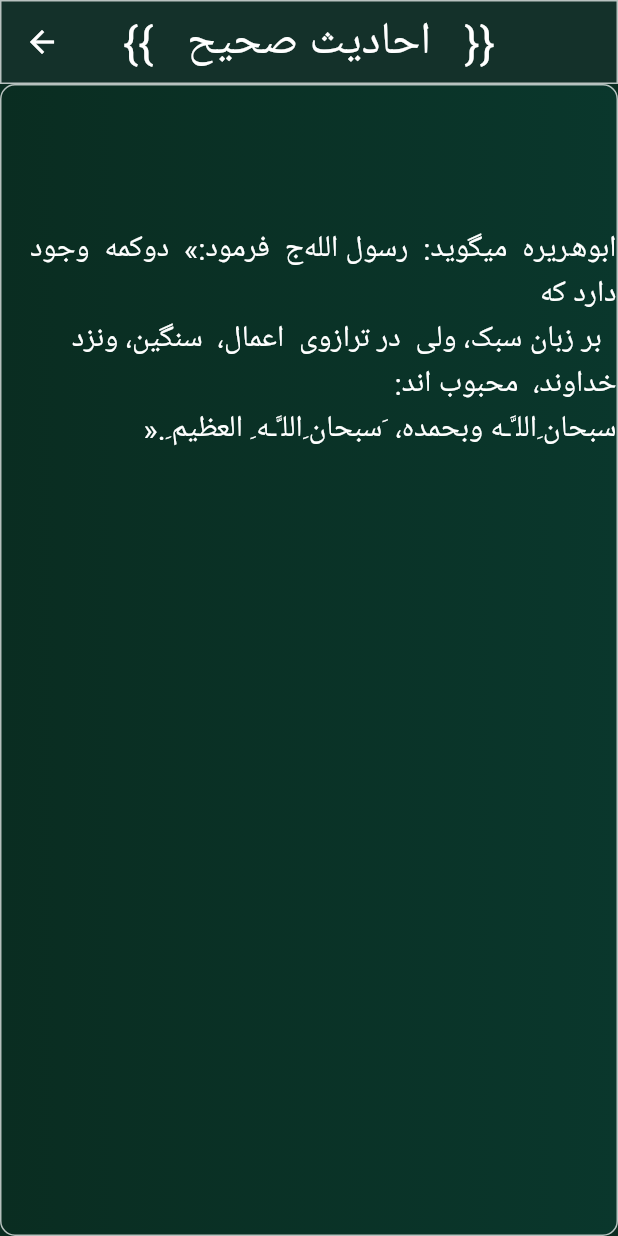
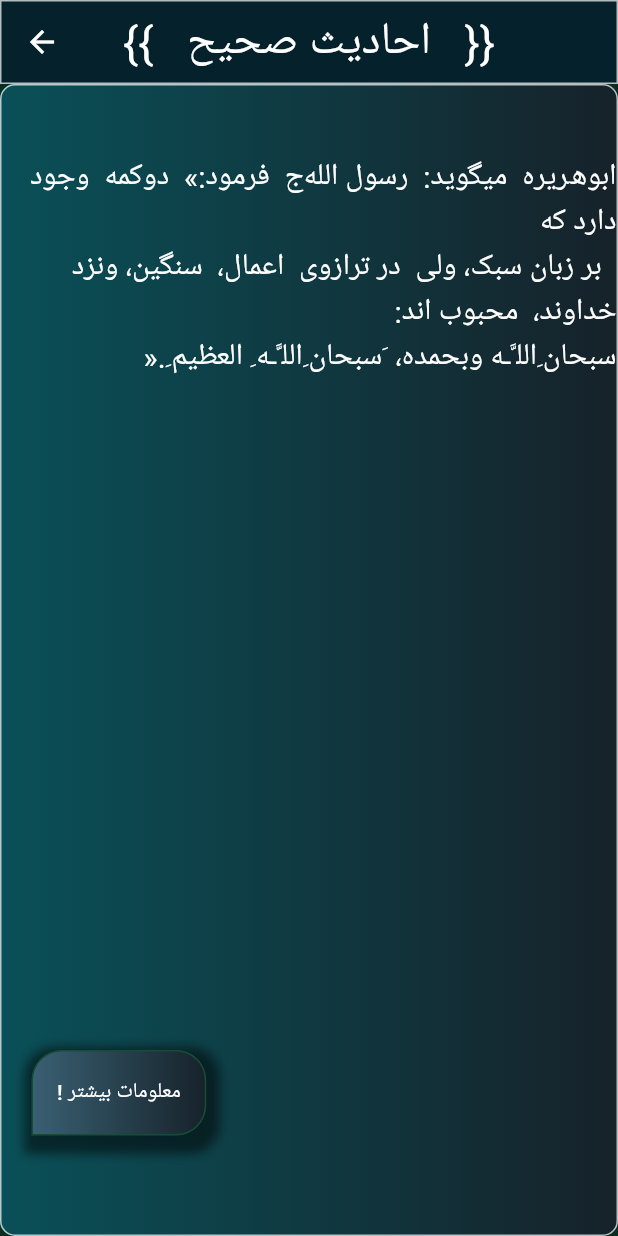
Before and after one commit to SalahuddinRahmani/Ahadiss_Mashoor, a Flutter app: the screen it shows after launch, after a tap on "دو کلمه که نزد خداوند زیاد محبوب است", on a phone screen of 412 x 824 dp. Run offline on Flutter 3.47's test engine with Material 3 defaults, Android fonts, the phone set to English and light mode, and no system bars; our stand-ins replace share.

```diff
--- a/lib/firstPage.dart
+++ b/lib/firstPage.dart
@@ -18,7 +18,7 @@ class MyApp extends StatefulWidget {
 class _MyAppState extends State<MyApp> {
   @override
   Widget build(BuildContext context) {
-    Future.delayed(Duration(seconds: 3), () {
+    Future.delayed(Duration(seconds: 4), () {
       Navigator.push(context, MaterialPageRoute(builder: (bb) {
         return Hadis();
       }));
@@ -41,7 +41,7 @@ class _MyAppState extends State<MyApp> {
 
                   mainAxisAlignment: MainAxisAlignment.start,
               children: [
-                 Image.asset("images/fdsa.png",width:300,height:300,),
+                 Container(child: Image.asset("images/fdsa.png",width:300,height:300,)),
 
                 Text(
                   textDirection: TextDirection.rtl,
--- a/lib/mainH.dart
+++ b/lib/mainH.dart
@@ -3,6 +3,7 @@ import 'package:nnnn/about.dart';
 import 'package:share/share.dart';
 import 'package:nnnn/ahadis.dart';
 import 'package:nnnn/nmaish.dart';
+
 
 void main() {
   runApp(Hadis());
@@ -19,8 +20,19 @@ class _HadisState extends State<Hadis> {
 
   var malomat = Malomat(); ////////////////m
 
-
-  List name = [' دو کلمه که نزد خداوند زیاد محبوب است', 'نخست حق مادر یا پدر', 'تامین نیاز زنان بیوه', 'رفت و امد به مسجد', 'کافر گفتن برادرش خویش', 'خواندن نمازهای پنجگانه و جمعه', 'توبه کردن قبل از طلوع افتاب', 'ثواب جاریه', 'دعوت به کار خیر', 'حرام بودن حق مسلمان بر مسلمان دیگر','حفظ ابروی برادر مسلمان'];
+  List name = [
+    ' دو کلمه که نزد خداوند زیاد محبوب است',
+    'نخست حق مادر یا پدر',
+    'تامین نیاز زنان بیوه',
+    'رفت و امد به مسجد',
+    'کافر گفتن برادرش خویش',
+    'خواندن نمازهای پنجگانه و جمعه',
+    'توبه کردن قبل از طلوع افتاب',
+    'ثواب جاریه',
+    'دعوت به کار خیر',
+    'حرام بودن حق مسلمان بر مسلمان دیگر',
+    'حفظ ابروی برادر مسلمان'
+  ];
 
   @override
   Widget build(BuildContext context) {
@@ -30,10 +42,10 @@ class _HadisState extends State<Hadis> {
                 AppBarTheme(iconTheme: IconThemeData(color: Colors.white))),
         debugShowCheckedModeBanner: false,
         home: Scaffold(
-          backgroundColor: Color.fromRGBO(10, 45, 33, 1.0),
+          backgroundColor: Color.fromRGBO(10, 80, 88, 1.0),
           appBar: AppBar(
             shape: Border.all(color: Colors.white70),
-            backgroundColor: Color.fromRGBO(22, 50, 44, 0.8),
+            backgroundColor:Color.fromRGBO(5, 33, 44, 1),
             actions: [
               PopupMenuButton(
                   color: Colors.white,
@@ -114,15 +126,16 @@ class _HadisState extends State<Hadis> {
             padding: const EdgeInsets.all(1.0),
             child: Container(
               decoration: BoxDecoration(
-                  // boxShadow: <BoxShadow>[
-                  //   BoxShadow(
-                  //       color: Colors.white, offset: Offset(2, 2),
-                  //     blurRadius: 8
-                  //   ),
-                  // ],
+                  boxShadow: <BoxShadow>[
+                    BoxShadow(
+                        color: Colors.white, offset: Offset(2, 2),
+                      blurRadius: 8
+                    ),
+                  ],
                   gradient: LinearGradient(colors: [
-                    Color.fromRGBO(10, 80, 53, 1.0),
-                    Color.fromRGBO(22, 44, 55, 0.8),
+
+                    Color.fromRGBO(10, 80, 88, 1.0),
+                    Color.fromRGBO(22, 34, 42, 1),
                   ]),
                   border: Border.all(color: Colors.white70),
                   borderRadius: BorderRadius.circular(10.0)),
@@ -131,11 +144,18 @@ class _HadisState extends State<Hadis> {
                 itemBuilder: (BuildContext context, int index) {
                   return Padding(
                     padding:
-                        const EdgeInsets.symmetric(vertical: 3, horizontal: 8),
+                        const EdgeInsets.symmetric(vertical:7, horizontal: 8),
                     child: Container(
                       decoration: BoxDecoration(
+                          gradient: LinearGradient(
+                            colors: [
+                              Color.fromRGBO(10, 80, 88, 1.0),
+                              Color.fromRGBO(22, 34, 42, 1),
+
+                            ],
+                          ),
                           border: Border.all(color: Colors.teal),
-                          borderRadius: BorderRadius.circular(7.0)),
+                          borderRadius: BorderRadius.circular(15)),
                       child: ListTile(
                         contentPadding: EdgeInsets.symmetric(
                           vertical: 7,
@@ -144,6 +164,7 @@ class _HadisState extends State<Hadis> {
 
                         splashColor: Colors.white,
                         title: Text(
+                          textDirection: TextDirection.rtl,
                           '${name[index++]}',
                           style: TextStyle(fontSize: 30, color: Colors.white70),
                         ),
@@ -154,14 +175,14 @@ class _HadisState extends State<Hadis> {
                         leading: Padding(
                           padding: const EdgeInsets.all(8.0),
                           child: Icon(
-                            Icons.mosque,
+                            Icons.arrow_back,
                             color: Colors.white,
                           ),
                         ), // Icon to the left of the title
                         trailing: Padding(
                           padding: const EdgeInsets.all(8.0),
                           child: Icon(
-                            Icons.arrow_forward,
+                            Icons.mosque,
                             color: Colors.white,
                           ),
                         ), // Icon to the right of the title
--- a/lib/nmaish.dart
+++ b/lib/nmaish.dart
@@ -1,29 +1,36 @@
-
 import 'package:flutter/material.dart';
 import 'package:nnnn/mainH.dart';
+import 'package:url_launcher/url_launcher.dart';
 
+final Uri _url = Uri.parse('https://aqeedeh.com/book/view/280/%D8%AA%D8%B1%D8%AC%D9%85%D9%87%20%D8%B5%D8%AD%DB%8C%D8%AD%20%D8%A8%D8%AE%D8%A7%D8%B1%DB%8C');
 
 class Namaish extends StatelessWidget {
-
   final String data;
   Namaish({required this.data});
   // const Namaish({super.key});
 
   @override
   Widget build(BuildContext context) {
-    return   Scaffold(
-
+    return Scaffold(
       backgroundColor: Color.fromRGBO(10, 45, 33, 1.0),
       appBar: AppBar(
-
         shape: Border.all(color: Colors.white70),
         centerTitle: true,
-        backgroundColor: Color.fromRGBO(22, 50, 44, 0.8),
-        title: Text('{{   احادیث صحیح   }}',style: TextStyle(color: Colors.white,fontSize: 30),),
+        backgroundColor: Color.fromRGBO(5, 33, 44, 1),
+        title: Text(
+          '{{   احادیث صحیح   }}',
+          style: TextStyle(color: Colors.white, fontSize: 30),
+        ),
       ),
       body: Container(
         decoration: BoxDecoration(
-          gradient: LinearGradient(colors: [Color.fromRGBO(10, 45, 33, 1),Color.fromRGBO(10, 55,44,1),]),
+            gradient: LinearGradient(
+              colors: [
+                Color.fromRGBO(10, 80, 88, 1.0),
+                Color.fromRGBO(22, 34, 42, 1),
+
+              ],
+            ),
             border: Border.all(color: Colors.white70),
             borderRadius: BorderRadius.circular(10.0)),
         child: Column(
@@ -31,14 +38,58 @@ class Namaish extends StatelessWidget {
           children: [
             Center(
               child: Container(
-                height: 577,
-                width:500,
-
-                  child: Text( textDirection: TextDirection.rtl,data,style: TextStyle(color: Colors.white,fontSize: 20),)),
+                  height: 577,
+                  width: 500,
+                  child: Text(
+                    textDirection: TextDirection.rtl,
+                    data,
+                    style: TextStyle(color: Colors.white, fontSize: 20),
+                  )),
             ),
+            Align(
+              alignment: Alignment.bottomLeft,
+                child: Padding(
+                  padding: const EdgeInsets.all(20),
+                  child: Container(
+                    decoration: BoxDecoration(
+                      boxShadow: [
+                        BoxShadow(
+                          color: Colors.black12.withOpacity(0.5),
+                          spreadRadius: 7,
+                          blurRadius: 5,
+                          offset: Offset(2, 5),
+                        ),
+                      ],
+                      borderRadius: BorderRadius.only(
+                        topLeft: Radius.circular(20),
+                        topRight: Radius.circular(20),
+                        bottomRight: Radius.circular(20),
+                      ),
+                      border: Border.all(
+                          width: 1.0, color: Color.fromRGBO(22, 77, 55, 1)),
+                      gradient: LinearGradient(
+                      colors: [
+                        Color.fromRGBO(58, 96, 115, 1),
+                        Color.fromRGBO(22, 34, 42, 1),
+                      ],
+                    ),),
+                    child: MaterialButton(
+              height: 55,
+                      // color:   Color.fromRGBO(10, 55,70, 1.0),
+              onPressed: _launchUrl,
+              child: Text('! معلومات بیشتر',style: TextStyle(color: Colors.white),),
+            ),
+                  ),
+                ))
           ],
         ),
       ),
     );
   }
+
+  Future<void> _launchUrl() async {
+    if (!await launchUrl(_url)) {
+      throw Exception('Could not launch $_url');
+    }
+  }
 }
--- a/pubspec.yaml
+++ b/pubspec.yaml
@@ -31,7 +31,7 @@ dependencies:
   flutter:
     sdk: flutter
   share: ^2.0.4
-
+  url_launcher: ^6.2.1
   # The following adds the Cupertino Icons font to your application.
   # Use with the CupertinoIcons class for iOS style icons.
   cupertino_icons: ^1.0.2
@@ -62,6 +62,7 @@ flutter:
   assets:
      - images/BeautyPlus_۲۰۲۳۰۷۱۵۲۰۱۶۵۰۰۵۲_save.jpg
      - images/fdsa.png
+     - images/3433882706426402~2.jpg
 
 
 
```
Also changed, not shown: lib/about.dart (+15 -12 lines), fonts/Roboto-Italic.ttf (added), images/3433882706426402~2.jpg (added), pubspec.lock.
